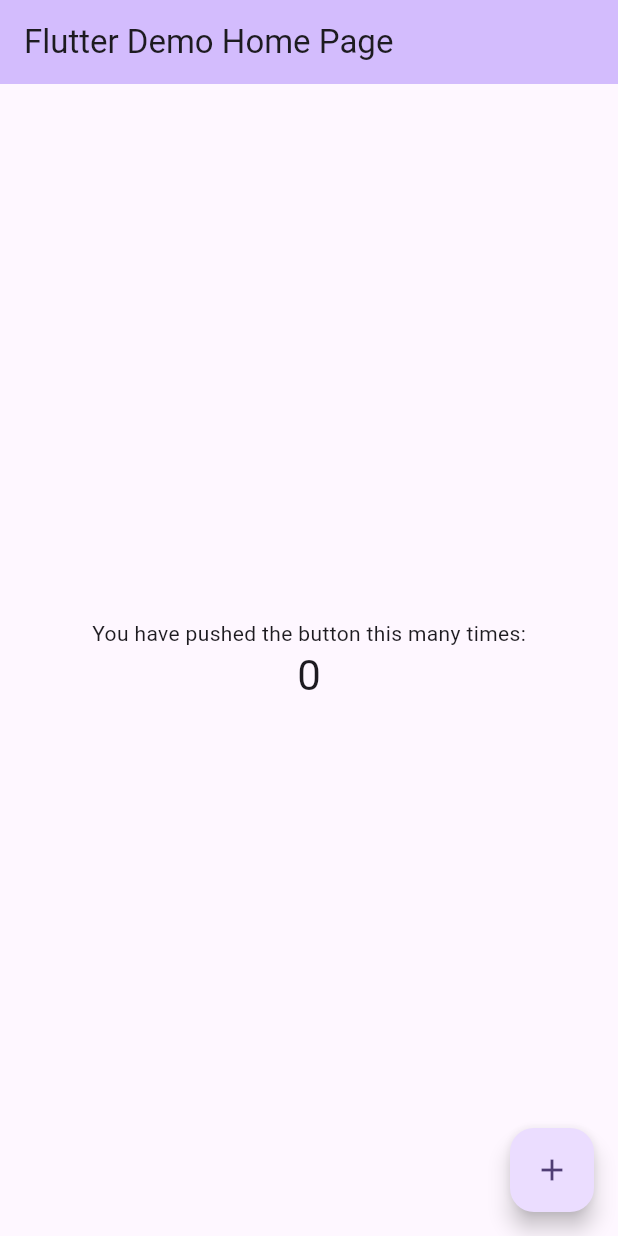
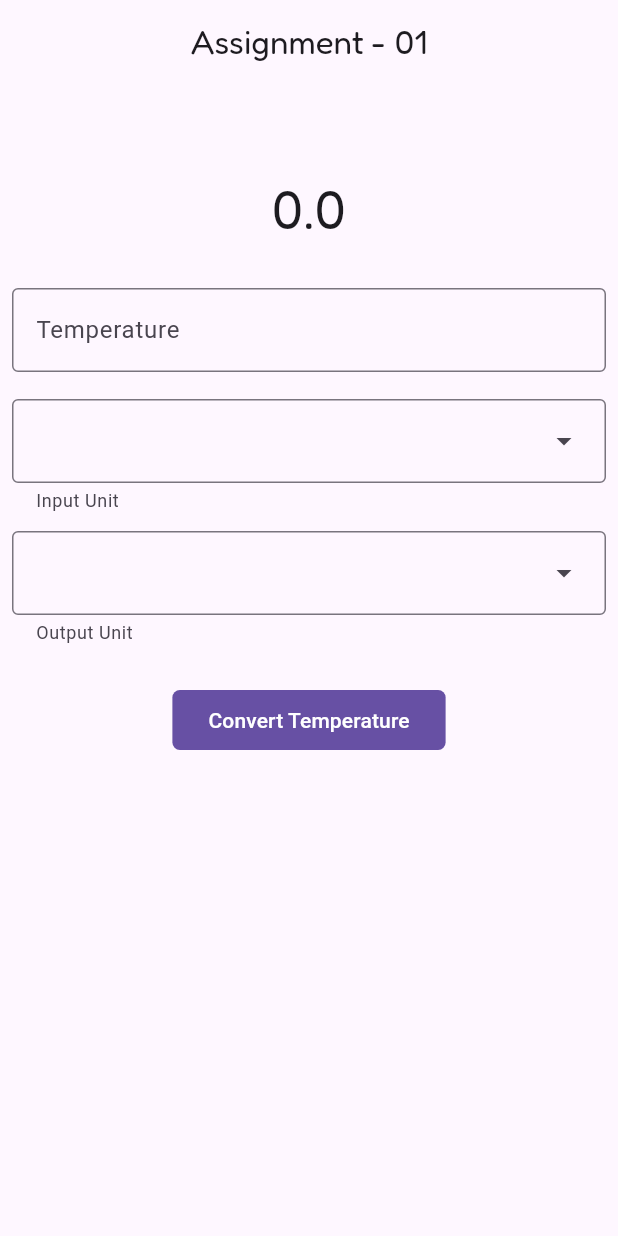
Before and after one commit to SagarNewbie234/flutter_assignments, a Flutter app: the screen it shows after launch, on a phone screen of 412 x 824 dp. Run offline on Flutter 3.47's test engine with Material 3 defaults, Android fonts, the phone set to English and light mode, and no system bars; our stand-ins replace google_fonts.

Commit message:
commit 1

```diff
--- a/app_1/analysis_options.yaml
+++ b/app_1/analysis_options.yaml
@@ -7,6 +7,9 @@
 
 # The following line activates a set of recommended lints for Flutter apps,
 # packages, and plugins designed to encourage good coding practices.
+analyzer:
+  errors:
+    prefer_const_literals_to_create_immutables: ignore
 include: package:flutter_lints/flutter.yaml
 
 linter:
@@ -23,6 +26,7 @@ linter:
   rules:
     # avoid_print: false  # Uncomment to disable the `avoid_print` rule
     # prefer_single_quotes: true  # Uncomment to enable the `prefer_single_quotes` rule
+    prefer_const_constructors: false
 
 # Additional information about this file can be found at
 # https://dart.dev/guides/language/analysis-options
--- a/app_1/lib/main.dart
+++ b/app_1/lib/main.dart
@@ -1,4 +1,5 @@
 import 'package:flutter/material.dart';
+import 'package:google_fonts/google_fonts.dart';
 
 void main() {
   runApp(const MyApp());
@@ -7,119 +8,134 @@ void main() {
 class MyApp extends StatelessWidget {
   const MyApp({super.key});
 
-  // This widget is the root of your application.
   @override
   Widget build(BuildContext context) {
     return MaterialApp(
-      title: 'Flutter Demo',
-      theme: ThemeData(
-        // This is the theme of your application.
-        //
-        // TRY THIS: Try running your application with "flutter run". You'll see
-        // the application has a purple toolbar. Then, without quitting the app,
-        // try changing the seedColor in the colorScheme below to Colors.green
-        // and then invoke "hot reload" (save your changes or press the "hot
-        // reload" button in a Flutter-supported IDE, or press "r" if you used
-        // the command line to start the app).
-        //
-        // Notice that the counter didn't reset back to zero; the application
-        // state is not lost during the reload. To reset the state, use hot
-        // restart instead.
-        //
-        // This works for code too, not just values: Most code changes can be
-        // tested with just a hot reload.
-        colorScheme: ColorScheme.fromSeed(seedColor: Colors.deepPurple),
-        useMaterial3: true,
-      ),
-      home: const MyHomePage(title: 'Flutter Demo Home Page'),
+      title: 'Assignment 01',
+      home: const MyHomePage(),
+      debugShowCheckedModeBanner: false,
     );
   }
 }
 
 class MyHomePage extends StatefulWidget {
-  const MyHomePage({super.key, required this.title});
-
-  // This widget is the home page of your application. It is stateful, meaning
-  // that it has a State object (defined below) that contains fields that affect
-  // how it looks.
-
-  // This class is the configuration for the state. It holds the values (in this
-  // case the title) provided by the parent (in this case the App widget) and
-  // used by the build method of the State. Fields in a Widget subclass are
-  // always marked "final".
-
-  final String title;
+  const MyHomePage({super.key});
 
   @override
   State<MyHomePage> createState() => _MyHomePageState();
 }
 
 class _MyHomePageState extends State<MyHomePage> {
-  int _counter = 0;
+  TextEditingController tec = TextEditingController();
+  TextEditingController inputUnit = TextEditingController();
+  TextEditingController outputUnit = TextEditingController();
+  String displayText = "0.0";
 
-  void _incrementCounter() {
+  void convert() {
     setState(() {
-      // This call to setState tells the Flutter framework that something has
-      // changed in this State, which causes it to rerun the build method below
-      // so that the display can reflect the updated values. If we changed
-      // _counter without calling setState(), then the build method would not be
-      // called again, and so nothing would appear to happen.
-      _counter++;
+      double inputValue = double.parse(tec.text);
+
+      Map<String, Map<String, Function(double)>> conversionMap = {
+        "Celsius": {
+          "Celsius": (temp) => temp,
+          "Fahrenheit": (temp) => (temp * 1.8) + 32,
+          "Kelvin": (temp) => temp + 273.15,
+        },
+        "Fahrenheit": {
+          "Celsius": (temp) => (temp - 32) * (5 / 9),
+          "Fahrenheit": (temp) => temp,
+          "Kelvin": (temp) => ((temp - 32) * (5 / 9)) + 273.15,
+        },
+        "Kelvin": {
+          "Celsius": (temp) => temp - 273.15,
+          "Fahrenheit": (temp) => ((temp - 273.15) * 1.8) + 32,
+          "Kelvin": (temp) => temp,
+        },
+      };
+
+      if (conversionMap.containsKey(inputUnit.text) &&
+          conversionMap[inputUnit.text]!.containsKey(outputUnit.text)) {
+        double result =
+            conversionMap[inputUnit.text]![outputUnit.text]!(inputValue);
+        displayText =
+            "${inputValue.toStringAsFixed(2)} ${inputUnit.text[0]} = ${result.toStringAsFixed(2)} ${outputUnit.text[0]}";
+      } else {
+        displayText = "Invalid Input";
+      }
     });
+
+    tec.clear();
+    inputUnit.clear();
+    outputUnit.clear();
+  }
+
+  Widget buildDropDownButton(String helperText, TextEditingController tec) {
+    return Padding(
+      padding: const EdgeInsets.symmetric(vertical: 6.0),
+      child: DropdownMenu(
+        dropdownMenuEntries: ["Celsius", "Fahrenheit", "Kelvin"].map((element) {
+          return DropdownMenuEntry(value: element, label: element);
+        }).toList(),
+        width: double.maxFinite,
+        helperText: helperText,
+        controller: tec,
+      ),
+    );
   }
 
   @override
   Widget build(BuildContext context) {
-    // This method is rerun every time setState is called, for instance as done
-    // by the _incrementCounter method above.
-    //
-    // The Flutter framework has been optimized to make rerunning build methods
-    // fast, so that you can just rebuild anything that needs updating rather
-    // than having to individually change instances of widgets.
     return Scaffold(
       appBar: AppBar(
-        // TRY THIS: Try changing the color here to a specific color (to
-        // Colors.amber, perhaps?) and trigger a hot reload to see the AppBar
-        // change color while the other colors stay the same.
-        backgroundColor: Theme.of(context).colorScheme.inversePrimary,
-        // Here we take the value from the MyHomePage object that was created by
-        // the App.build method, and use it to set our appbar title.
-        title: Text(widget.title),
+        title: Text("Assignment - 01", style: GoogleFonts.fredoka()),
+        centerTitle: true,
       ),
-      body: Center(
-        // Center is a layout widget. It takes a single child and positions it
-        // in the middle of the parent.
-        child: Column(
-          // Column is also a layout widget. It takes a list of children and
-          // arranges them vertically. By default, it sizes itself to fit its
-          // children horizontally, and tries to be as tall as its parent.
-          //
-          // Column has various properties to control how it sizes itself and
-          // how it positions its children. Here we use mainAxisAlignment to
-          // center the children vertically; the main axis here is the vertical
-          // axis because Columns are vertical (the cross axis would be
-          // horizontal).
-          //
-          // TRY THIS: Invoke "debug painting" (choose the "Toggle Debug Paint"
-          // action in the IDE, or press "p" in the console), to see the
-          // wireframe for each widget.
-          mainAxisAlignment: MainAxisAlignment.center,
-          children: <Widget>[
-            const Text(
-              'You have pushed the button this many times:',
-            ),
-            Text(
-              '$_counter',
-              style: Theme.of(context).textTheme.headlineMedium,
-            ),
-          ],
+      body: Padding(
+        padding: const EdgeInsets.all(8.0),
+        child: SingleChildScrollView(
+          child: Column(
+            mainAxisAlignment: MainAxisAlignment.start,
+            children: [
+              Text(
+                (displayText == "0.0") ? "" : "Conversion Result",
+                style: GoogleFonts.fredoka(fontSize: 24),
+              ),
+              Padding(
+                padding: const EdgeInsets.all(16.0),
+                child: Text(
+                  displayText,
+                  style: GoogleFonts.fredoka(fontSize: 35),
+                  textAlign: TextAlign.end,
+                ),
+              ),
+              Container(
+                width: double.maxFinite,
+                padding: EdgeInsets.symmetric(vertical: 12.0),
+                child: TextField(
+                  controller: tec,
+                  decoration: InputDecoration(
+                    border: OutlineInputBorder(),
+                    hintText: "Temperature",
+                  ),
+                  focusNode: FocusNode(canRequestFocus: false),
+                ),
+              ),
+              buildDropDownButton("Input Unit", inputUnit),
+              buildDropDownButton("Output Unit", outputUnit),
+              SizedBox(height: 20),
+              FilledButton(
+                onPressed: convert,
+                style: FilledButton.styleFrom(
+                  shape: RoundedRectangleBorder(
+                    borderRadius: BorderRadius.circular(5),
+                  ),
+                ),
+                child: Text("Convert Temperature"),
+              )
+            ],
+          ),
         ),
       ),
-      floatingActionButton: FloatingActionButton(
-        onPressed: _incrementCounter,
-        tooltip: 'Increment',
-        child: const Icon(Icons.add),
-      ), // This trailing comma makes auto-formatting nicer for build methods.
     );
   }
 }
--- a/app_1/pubspec.yaml
+++ b/app_1/pubspec.yaml
@@ -35,6 +35,8 @@ dependencies:
   # The following adds the Cupertino Icons font to your application.
   # Use with the CupertinoIcons class for iOS style icons.
   cupertino_icons: ^1.0.8
+  google_fonts: ^6.2.1
+
 
 dev_dependencies:
   flutter_test:
```
